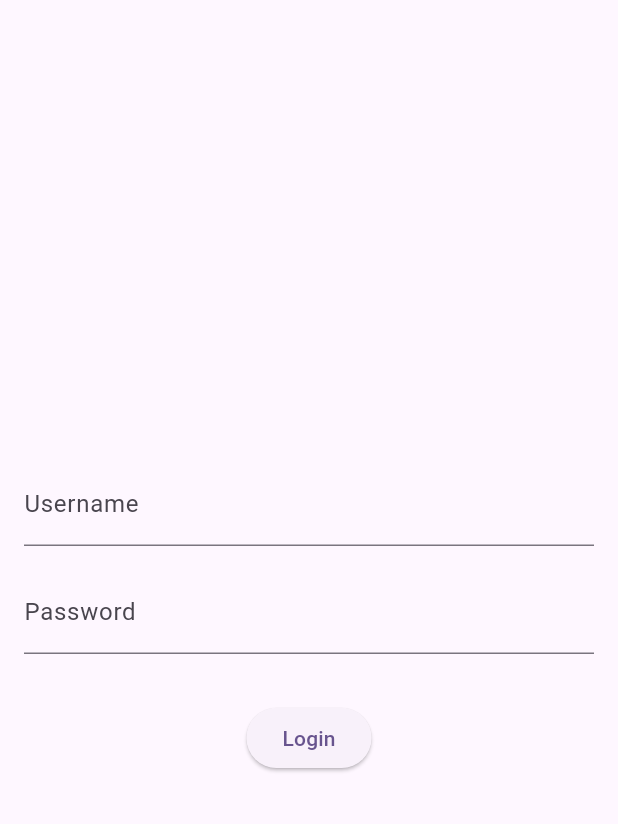
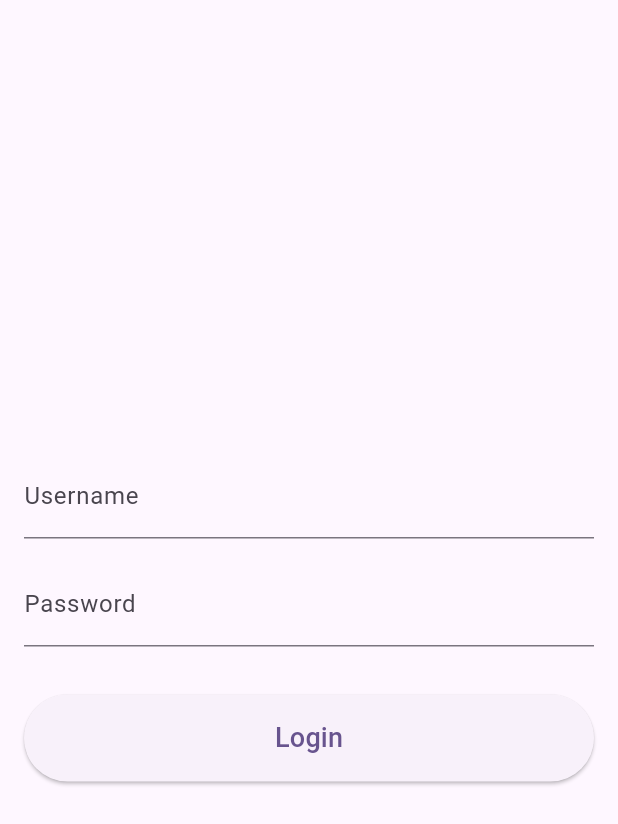
Before and after one commit to mengmengmengmeng/moneymoneymoney, a Flutter app: the screen it shows after launch, on a phone screen of 412 x 824 dp. Shown: the top 824 px of the screen. Run offline on Flutter 3.47's test engine with Material 3 defaults, Android fonts, the phone set to English and light mode, and no system bars.

```diff
--- a/lib/login_screen.dart
+++ b/lib/login_screen.dart
@@ -32,6 +32,7 @@ class _LoginScreenState extends State<LoginScreen> {
       body: Padding(
         padding: const EdgeInsets.all(16.0),
         child: Column(
+          crossAxisAlignment: CrossAxisAlignment.stretch,
           mainAxisAlignment: MainAxisAlignment.center,
           children: <Widget>[
             TextField(
@@ -46,6 +47,9 @@ class _LoginScreenState extends State<LoginScreen> {
             ),
             const SizedBox(height: 32.0),
             ElevatedButton(
+              style: ElevatedButton.styleFrom(
+                padding: const EdgeInsets.symmetric(vertical: 16),
+              ),
               onPressed: () {
                 debugPrint(
                   'ASDASDASDASD Username: ${_usernameController.text}',
@@ -58,7 +62,10 @@ class _LoginScreenState extends State<LoginScreen> {
                   MaterialPageRoute(builder: (context) => const HomeScreen()),
                 );
               },
-              child: const Text('Login'),
+              child: const Text(
+                'Login',
+                style: TextStyle(fontSize: 18),
+              ),
             ),
           ],
         ),
```
Also changed, not shown: lib/home_screen.dart (+40 -0 lines).
